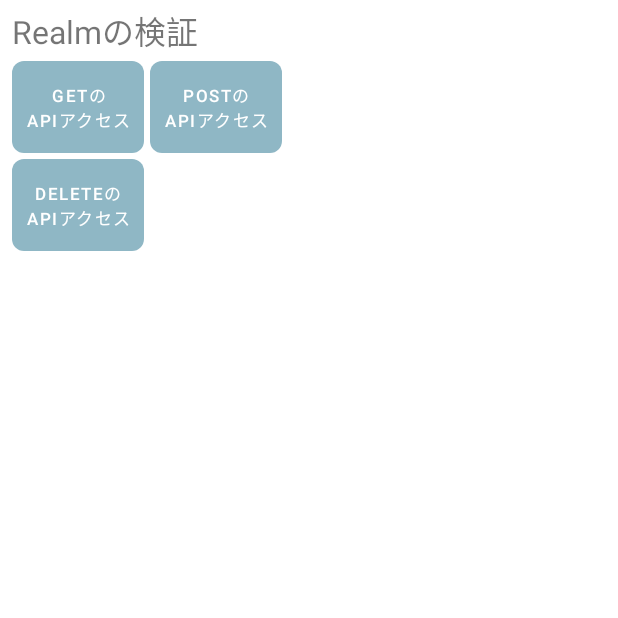
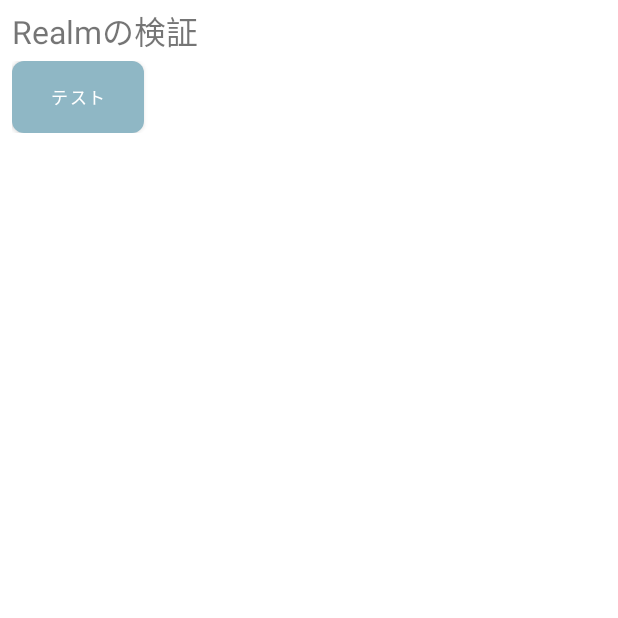
Before and after one commit to wakizaka24/AndroidTest, an Android app: the screen it shows after launch (RealmTestActivity), on a phone screen of 412 x 824 dp, the top half of it. Run offline under Robolectric (Android 15) with nearby library versions, the phone set to English and light mode, and no system bars; libraries missing offline, so code that uses them is left out: io.realm.kotlin; 4 statements that could not run were skipped.

Commit message:
a-5-1-2.Realm DBのデータ保存と更新、削除(配列以外)

```diff
--- a/app/src/main/res/layout/activity_realm_test.xml
+++ b/app/src/main/res/layout/activity_realm_test.xml
@@ -39,45 +39,45 @@
             android:layout_height="wrap_content">
 
             <Button
-                android:id="@+id/getting_api_button"
+                android:id="@+id/test_button"
                 android:layout_width="wrap_content"
                 android:layout_height="wrap_content"
                 android:background="@drawable/style3_button_background"
                 app:backgroundTint="@null"
-                android:text="GETの\nAPIアクセス"
+                android:text="テスト"
                 android:padding="8dp"
                 android:textSize="11sp"
                 tools:ignore="HardcodedText" />
 
-            <Space
-                android:layout_width="4dp"
-                android:layout_height="match_parent" />
+<!--            <Space-->
+<!--                android:layout_width="4dp"-->
+<!--                android:layout_height="match_parent" />-->
 
-            <Button
-                android:id="@+id/posting_api_button"
-                android:layout_width="wrap_content"
-                android:layout_height="wrap_content"
-                android:background="@drawable/style3_button_background"
-                app:backgroundTint="@null"
-                android:text="POSTの\nAPIアクセス"
-                android:padding="8dp"
-                android:textSize="11sp"
-                tools:ignore="HardcodedText" />
+<!--            <Button-->
+<!--                android:id="@+id/posting_api_button"-->
+<!--                android:layout_width="wrap_content"-->
+<!--                android:layout_height="wrap_content"-->
+<!--                android:background="@drawable/style3_button_background"-->
+<!--                app:backgroundTint="@null"-->
+<!--                android:text="POSTの\nAPIアクセス"-->
+<!--                android:padding="8dp"-->
+<!--                android:textSize="11sp"-->
+<!--                tools:ignore="HardcodedText" />-->
         </LinearLayout>
 
-        <Space
-            android:layout_width="match_parent"
-            android:layout_height="4dp" />
+<!--        <Space-->
+<!--            android:layout_width="match_parent"-->
+<!--            android:layout_height="4dp" />-->
 
-        <Button
-            android:id="@+id/deleting_api_button"
-            android:layout_width="wrap_content"
-            android:layout_height="wrap_content"
-            android:background="@drawable/style3_button_background"
-            app:backgroundTint="@null"
-            android:text="DELETEの\nAPIアクセス"
-            android:padding="8dp"
-            android:textSize="11sp"
-            tools:ignore="HardcodedText" />
+<!--        <Button-->
+<!--            android:id="@+id/deleting_api_button"-->
+<!--            android:layout_width="wrap_content"-->
+<!--            android:layout_height="wrap_content"-->
+<!--            android:background="@drawable/style3_button_background"-->
+<!--            app:backgroundTint="@null"-->
+<!--            android:text="DELETEの\nAPIアクセス"-->
+<!--            android:padding="8dp"-->
+<!--            android:textSize="11sp"-->
+<!--            tools:ignore="HardcodedText" />-->
     </LinearLayout>
 </androidx.constraintlayout.widget.ConstraintLayout>
```
Also changed, not shown: app/src/main/java/com/example/androidtest/RealmTestActivity.kt (+24 -81 lines), app/src/main/java/com/example/androidtest/RealmTestService.kt (+73 -115 lines).
